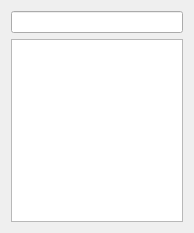
Above: navigate.ui from bkdwei/kdPythonAPIViewer before the change. Below: the same form after it.
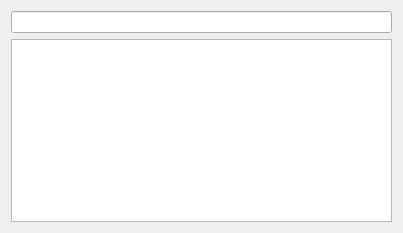
That is the form after the change.

What changed in the file:
```diff
--- a/navigate.ui
+++ b/navigate.ui
@@ -6,7 +6,7 @@
    <rect>
     <x>0</x>
     <y>0</y>
-    <width>194</width>
+    <width>403</width>
     <height>233</height>
    </rect>
   </property>
```
Left out of the diff: 13 changed lines with no effect on the pictures.
